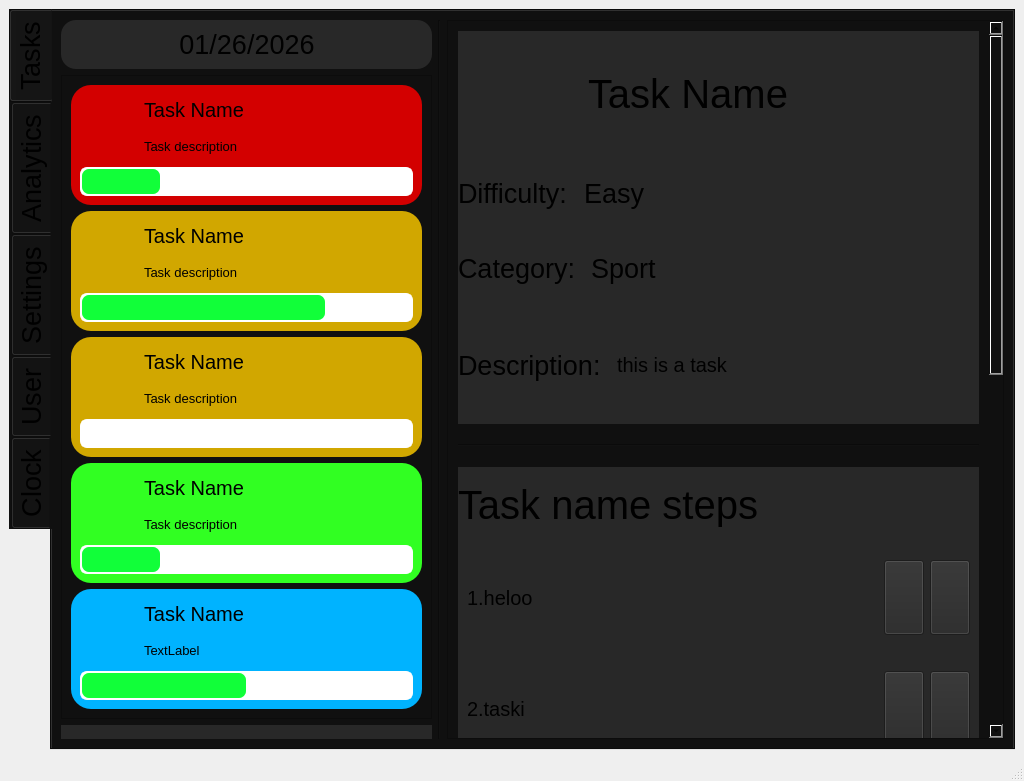
The window that main_v19.ui (YotaBitOn/To-Plan) describes before a commit, drawn with Qt 5.
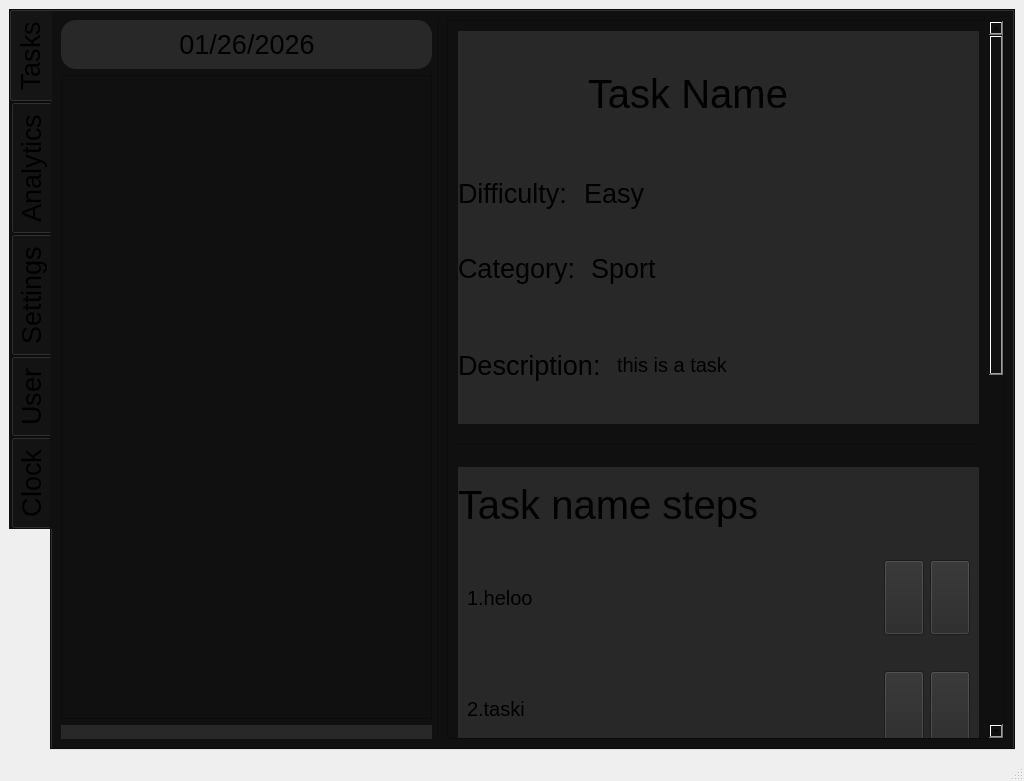
The same window after the commit. The open tabs and pages were chosen to show the change. Icons and pictures are not drawn.

Commit message: added more functional to buttons,switch widget.named widgets, partially fixed label placement and stretch bug

```diff
--- a/main_v19.ui
+++ b/main_v19.ui
@@ -183,712 +183,6 @@
               </rect>
              </property>
              <layout class="QVBoxLayout" name="verticalLayout">
-              <item>
-               <widget class="QWidget" name="widget" native="true">
-                <property name="styleSheet">
-                 <string notr="true">background-color: rgb(211, 0, 0);
-border-radius: 20px;</string>
-                </property>
-                <layout class="QVBoxLayout" name="verticalLayout_20">
-                 <item>
-                  <layout class="QHBoxLayout" name="task_info_8" stretch="1,4,0">
-                   <item>
-                    <widget class="QToolButton" name="toolButton_2">
-                     <property name="enabled">
-                      <bool>false</bool>
-                     </property>
-                     <property name="sizePolicy">
-                      <sizepolicy hsizetype="Preferred" vsizetype="Preferred">
-                       <horstretch>0</horstretch>
-                       <verstretch>0</verstretch>
-                      </sizepolicy>
-                     </property>
-                     <property name="focusPolicy">
-                      <enum>Qt::FocusPolicy::NoFocus</enum>
-                     </property>
-                     <property name="text">
-                      <string/>
-                     </property>
-                     <property name="icon">
-                      <iconset>
-                       <normaloff>icons_white/utensils-crossed.svg</normaloff>icons_white/utensils-crossed.svg</iconset>
-                     </property>
-                     <property name="iconSize">
-                      <size>
-                       <width>40</width>
-                       <height>40</height>
-                      </size>
-                     </property>
-                     <property name="checkable">
-                      <bool>false</bool>
-                     </property>
-                     <property name="autoRaise">
-                      <bool>true</bool>
-                     </property>
-                    </widget>
-                   </item>
-                   <item>
-                    <layout class="QVBoxLayout" name="task_name_description_8">
-                     <item>
-                      <widget class="QLabel" name="task_name_8">
-                       <property name="font">
-                        <font>
-                         <pointsize>15</pointsize>
-                        </font>
-                       </property>
-                       <property name="text">
-                        <string>Task Name</string>
-                       </property>
-                      </widget>
-                     </item>
-                     <item>
-                      <widget class="QLabel" name="task_description_8">
-                       <property name="font">
-                        <font>
-                         <pointsize>10</pointsize>
-                        </font>
-                       </property>
-                       <property name="text">
-                        <string>Task description</string>
-                       </property>
-                      </widget>
-                     </item>
-                    </layout>
-                   </item>
-                   <item>
-                    <widget class="QPushButton" name="task_check_4">
-                     <property name="sizePolicy">
-                      <sizepolicy hsizetype="Preferred" vsizetype="Preferred">
-                       <horstretch>0</horstretch>
-                       <verstretch>0</verstretch>
-                      </sizepolicy>
-                     </property>
-                     <property name="styleSheet">
-                      <string notr="true">QPushButton {
-    background-color: transparent;
-    border: none;
-    padding: 0px;
-}
-
-QPushButton:pressed {
-    background-color: transparent;
-}
-
-QPushButton:checked {
-    background-color: transparent;
-}
-
-
-
-</string>
-                     </property>
-                     <property name="text">
-                      <string/>
-                     </property>
-                     <property name="icon">
-                      <iconset>
-                       <normaloff>icons_white/circle.svg</normaloff>icons_white/circle.svg</iconset>
-                     </property>
-                     <property name="iconSize">
-                      <size>
-                       <width>40</width>
-                       <height>40</height>
-                      </size>
-                     </property>
-                     <property name="checkable">
-                      <bool>true</bool>
-                     </property>
-                     <property name="checked">
-                      <bool>true</bool>
-                     </property>
-                     <property name="flat">
-                      <bool>true</bool>
-                     </property>
-                    </widget>
-                   </item>
-                  </layout>
-                 </item>
-                 <item>
-                  <widget class="QProgressBar" name="task_progress_4">
-                   <property name="styleSheet">
-                    <string notr="true">
-QProgressBar {
-    border: 2px solid white;
-    border-radius: 7px;
-    background-color: white;
-    height: 25px;
-    padding: 0;
-}
-
-QProgressBar::chunk {
-    background-color: rgb(17, 255, 57);
-    border-radius: 7px;
-}
-</string>
-                   </property>
-                   <property name="value">
-                    <number>24</number>
-                   </property>
-                   <property name="textVisible">
-                    <bool>false</bool>
-                   </property>
-                  </widget>
-                 </item>
-                </layout>
-               </widget>
-              </item>
-              <item>
-               <widget class="QWidget" name="widget_2" native="true">
-                <property name="styleSheet">
-                 <string notr="true">background-color: rgb(209, 167, 0);
-border-radius: 20px;</string>
-                </property>
-                <layout class="QVBoxLayout" name="verticalLayout_9">
-                 <item>
-                  <layout class="QHBoxLayout" name="task_info_7" stretch="1,4,0">
-                   <item>
-                    <widget class="QToolButton" name="toolButton_3">
-                     <property name="enabled">
-                      <bool>false</bool>
-                     </property>
-                     <property name="sizePolicy">
-                      <sizepolicy hsizetype="Preferred" vsizetype="Preferred">
-                       <horstretch>0</horstretch>
-                       <verstretch>0</verstretch>
-                      </sizepolicy>
-                     </property>
-                     <property name="focusPolicy">
-                      <enum>Qt::FocusPolicy::NoFocus</enum>
-                     </property>
-                     <property name="text">
-                      <string/>
-                     </property>
-                     <property name="icon">
-                      <iconset>
-                       <normaloff>icons_white/utensils-crossed.svg</normaloff>icons_white/utensils-crossed.svg</iconset>
-                     </property>
-                     <property name="iconSize">
-                      <size>
-                       <width>40</width>
-                       <height>40</height>
-                      </size>
-                     </property>
-                     <property name="checkable">
-                      <bool>false</bool>
-                     </property>
-                     <property name="autoRaise">
-                      <bool>true</bool>
-                     </property>
-                    </widget>
-                   </item>
-                   <item>
-                    <layout class="QVBoxLayout" name="task_name_description_7">
-                     <item>
-                      <widget class="QLabel" name="task_name_7">
-                       <property name="font">
-                        <font>
-                         <pointsize>15</pointsize>
-                        </font>
-                       </property>
-                       <property name="text">
-                        <string>Task Name</string>
-                       </property>
-                      </widget>
-                     </item>
-                     <item>
-                      <widget class="QLabel" name="task_description_7">
-                       <property name="font">
-                        <font>
-                         <pointsize>10</pointsize>
-                        </font>
-                       </property>
-                       <property name="text">
-                        <string>Task description</string>
-                       </property>
-                      </widget>
-                     </item>
-                    </layout>
-                   </item>
-                   <item>
-                    <widget class="QPushButton" name="task_check_3">
-                     <property name="sizePolicy">
-                      <sizepolicy hsizetype="Preferred" vsizetype="Preferred">
-                       <horstretch>0</horstretch>
-                       <verstretch>0</verstretch>
-                      </sizepolicy>
-                     </property>
-                     <property name="styleSheet">
-                      <string notr="true">QPushButton {
-    background-color: transparent;
-    border: none;
-    padding: 0px;
-}
-
-QPushButton:pressed {
-    background-color: transparent;
-}
-
-QPushButton:checked {
-    background-color: transparent;
-}
-
-
-
-</string>
-                     </property>
-                     <property name="text">
-                      <string/>
-                     </property>
-                     <property name="icon">
-                      <iconset>
-                       <normaloff>icons_white/circle.svg</normaloff>icons_white/circle.svg</iconset>
-                     </property>
-                     <property name="iconSize">
-                      <size>
-                       <width>40</width>
-                       <height>40</height>
-                      </size>
-                     </property>
-                     <property name="checkable">
-                      <bool>true</bool>
-                     </property>
-                     <property name="flat">
-                      <bool>true</bool>
-                     </property>
-                    </widget>
-                   </item>
-                  </layout>
-                 </item>
-                 <item>
-                  <widget class="QProgressBar" name="task_progress_3">
-                   <property name="styleSheet">
-                    <string notr="true">
-QProgressBar {
-    border: 2px solid white;
-    border-radius: 7px;
-    background-color: white;
-    height: 25px;
-    padding: 0;
-}
-
-QProgressBar::chunk {
-    background-color: rgb(17, 255, 57);
-    border-radius: 7px;
-}
-</string>
-                   </property>
-                   <property name="value">
-                    <number>74</number>
-                   </property>
-                   <property name="textVisible">
-                    <bool>false</bool>
-                   </property>
-                  </widget>
-                 </item>
-                </layout>
-               </widget>
-              </item>
-              <item>
-               <widget class="QWidget" name="widget_3" native="true">
-                <property name="styleSheet">
-                 <string notr="true">background-color: rgb(209, 167, 0);
-border-radius: 20px;</string>
-                </property>
-                <layout class="QVBoxLayout" name="verticalLayout_12">
-                 <item>
-                  <layout class="QHBoxLayout" name="task_info_6" stretch="1,4,0">
-                   <item>
-                    <widget class="QToolButton" name="toolButton_4">
-                     <property name="enabled">
-                      <bool>false</bool>
-                     </property>
-                     <property name="sizePolicy">
-                      <sizepolicy hsizetype="Preferred" vsizetype="Preferred">
-                       <horstretch>0</horstretch>
-                       <verstretch>0</verstretch>
-                      </sizepolicy>
-                     </property>
-                     <property name="focusPolicy">
-                      <enum>Qt::FocusPolicy::NoFocus</enum>
-                     </property>
-                     <property name="text">
-                      <string/>
-                     </property>
-                     <property name="icon">
-                      <iconset>
-                       <normaloff>icons_white/utensils-crossed.svg</normaloff>icons_white/utensils-crossed.svg</iconset>
-                     </property>
-                     <property name="iconSize">
-                      <size>
-                       <width>40</width>
-                       <height>40</height>
-                      </size>
-                     </property>
-                     <property name="checkable">
-                      <bool>false</bool>
-                     </property>
-                     <property name="autoRaise">
-                      <bool>true</bool>
-                     </property>
-                    </widget>
-                   </item>
-                   <item>
-                    <layout class="QVBoxLayout" name="task_name_description_6">
-                     <item>
-                      <widget class="QLabel" name="task_name_6">
-                       <property name="font">
-                        <font>
-                         <pointsize>15</pointsize>
-                        </font>
-                       </property>
-                       <property name="text">
-                        <string>Task Name</string>
-                       </property>
-                      </widget>
-                     </item>
-                     <item>
-                      <widget class="QLabel" name="task_description_6">
-                       <property name="font">
-                        <font>
-                         <pointsize>10</pointsize>
-                        </font>
-                       </property>
-                       <property name="text">
-                        <string>Task description</string>
-                       </property>
-                      </widget>
-                     </item>
-                    </layout>
-                   </item>
-                   <item>
-                    <widget class="QPushButton" name="task_check_2">
-                     <property name="sizePolicy">
-                      <sizepolicy hsizetype="Preferred" vsizetype="Preferred">
-                       <horstretch>0</horstretch>
-                       <verstretch>0</verstretch>
-                      </sizepolicy>
-                     </property>
-                     <property name="styleSheet">
-                      <string notr="true">background-color: rgba(255, 255, 255, 0);
-border-color: rgba(255, 255, 255, 0);
-gridline-color: rgba(255, 255, 255, 0);</string>
-                     </property>
-                     <property name="text">
-                      <string/>
-                     </property>
-                     <property name="icon">
-                      <iconset>
-                       <normaloff>icons_white/circle.svg</normaloff>icons_white/circle.svg</iconset>
-                     </property>
-                     <property name="iconSize">
-                      <size>
-                       <width>40</width>
-                       <height>40</height>
-                      </size>
-                     </property>
-                     <property name="checkable">
-                      <bool>true</bool>
-                     </property>
-                     <property name="flat">
-                      <bool>true</bool>
-                     </property>
-                    </widget>
-                   </item>
-                  </layout>
-                 </item>
-                 <item>
-                  <widget class="QProgressBar" name="task_progress_2">
-                   <property name="styleSheet">
-                    <string notr="true">
-QProgressBar {
-    border: 2px solid white;
-    border-radius: 7px;
-    background-color: white;
-    height: 25px;
-    padding: 0;
-}
-
-QProgressBar::chunk {
-    background-color: rgb(17, 255, 57);
-    border-radius: 7px;
-}
-</string>
-                   </property>
-                   <property name="value">
-                    <number>0</number>
-                   </property>
-                   <property name="textVisible">
-                    <bool>false</bool>
-                   </property>
-                  </widget>
-                 </item>
-                </layout>
-               </widget>
-              </item>
-              <item>
-               <widget class="QWidget" name="widget_8" native="true">
-                <property name="styleSheet">
-                 <string notr="true">
-background-color: rgb(49, 255, 34);
-border-radius: 20px;</string>
-                </property>
-                <layout class="QVBoxLayout" name="verticalLayout_10">
-                 <item>
-                  <layout class="QHBoxLayout" name="task_info" stretch="1,4,0">
-                   <item>
-                    <widget class="QToolButton" name="toolButton">
-                     <property name="enabled">
-                      <bool>false</bool>
-                     </property>
-                     <property name="sizePolicy">
-                      <sizepolicy hsizetype="Preferred" vsizetype="Preferred">
-                       <horstretch>0</horstretch>
-                       <verstretch>0</verstretch>
-                      </sizepolicy>
-                     </property>
-                     <property name="focusPolicy">
-                      <enum>Qt::FocusPolicy::NoFocus</enum>
-                     </property>
-                     <property name="text">
-                      <string/>
-                     </property>
-                     <property name="icon">
-                      <iconset>
-                       <normaloff>icons_white/hand-coins.svg</normaloff>icons_white/hand-coins.svg</iconset>
-                     </property>
-                     <property name="iconSize">
-                      <size>
-                       <width>40</width>
-                       <height>40</height>
-                      </size>
-                     </property>
-                     <property name="autoRaise">
-                      <bool>true</bool>
-                     </property>
-                    </widget>
-                   </item>
-                   <item>
-                    <layout class="QVBoxLayout" name="task_name_description">
-                     <item>
-                      <widget class="QLabel" name="task_name">
-                       <property name="font">
-                        <font>
-                         <pointsize>15</pointsize>
-                        </font>
-                       </property>
-                       <property name="text">
-                        <string>Task Name</string>
-                       </property>
-                      </widget>
-                     </item>
-                     <item>
-                      <widget class="QLabel" name="task_description">
-                       <property name="font">
-                        <font>
-                         <pointsize>10</pointsize>
-                        </font>
-                       </property>
-                       <property name="text">
-                        <string>Task description</string>
-                       </property>
-                      </widget>
-                     </item>
-                    </layout>
-                   </item>
-                   <item>
-                    <widget class="QPushButton" name="task_check">
-                     <property name="sizePolicy">
-                      <sizepolicy hsizetype="Preferred" vsizetype="Preferred">
-                       <horstretch>0</horstretch>
-                       <verstretch>0</verstretch>
-                      </sizepolicy>
-                     </property>
-                     <property name="styleSheet">
-                      <string notr="true">background-color: rgba(255, 255, 255, 0);
-border-color: rgba(255, 255, 255, 0);
-gridline-color: rgba(255, 255, 255, 0);</string>
-                     </property>
-                     <property name="text">
-                      <string/>
-                     </property>
-                     <property name="icon">
-                      <iconset>
-                       <normaloff>icons_white/circle.svg</normaloff>icons_white/circle.svg</iconset>
-                     </property>
-                     <property name="iconSize">
-                      <size>
-                       <width>40</width>
-                       <height>40</height>
-                      </size>
-                     </property>
-                     <property name="checkable">
-                      <bool>true</bool>
-                     </property>
-                     <property name="flat">
-                      <bool>true</bool>
-                     </property>
-                    </widget>
-                   </item>
-                  </layout>
-                 </item>
-                 <item>
-                  <widget class="QProgressBar" name="task_progress">
-                   <property name="styleSheet">
-                    <string notr="true">
-QProgressBar {
-    border: 2px solid white;
-    border-radius: 7px;
-    background-color: white;
-    height: 25px;
-    padding: 0;
-}
-
-QProgressBar::chunk {
-    background-color: rgb(17, 255, 57);
-    border-radius: 7px;
-}
-</string>
-                   </property>
-                   <property name="value">
-                    <number>24</number>
-                   </property>
-                   <property name="textVisible">
-                    <bool>false</bool>
-                   </property>
-                  </widget>
-                 </item>
-                </layout>
-               </widget>
-              </item>
-              <item>
-               <widget class="QWidget" name="widget_9" native="true">
-                <property name="styleSheet">
-                 <string notr="true">background-color: rgb(0, 179, 255);
-border-radius: 20px;</string>
-                </property>
-                <layout class="QVBoxLayout" name="verticalLayout_11">
-                 <item>
-                  <layout class="QHBoxLayout" name="task_info_9" stretch="1,4,0">
-                   <item>
-                    <widget class="QToolButton" name="toolButton_5">
-                     <property name="enabled">
-                      <bool>false</bool>
-                     </property>
-                     <property name="sizePolicy">
-                      <sizepolicy hsizetype="Preferred" vsizetype="Preferred">
-                       <horstretch>0</horstretch>
-                       <verstretch>0</verstretch>
-                      </sizepolicy>
-                     </property>
-                     <property name="focusPolicy">
-                      <enum>Qt::FocusPolicy::NoFocus</enum>
-                     </property>
-                     <property name="text">
-                      <string/>
-                     </property>
-                     <property name="icon">
-                      <iconset>
-                       <normaloff>icons_white/utensils-crossed.svg</normaloff>icons_white/utensils-crossed.svg</iconset>
-                     </property>
-                     <property name="iconSize">
-                      <size>
-                       <width>40</width>
-                       <height>40</height>
-                      </size>
-                     </property>
-                     <property name="checkable">
-                      <bool>false</bool>
-                     </property>
-                     <property name="autoRaise">
-                      <bool>true</bool>
-                     </property>
-                    </widget>
-                   </item>
-                   <item>
-                    <layout class="QVBoxLayout" name="task_name_description_9">
-                     <item>
-                      <widget class="QLabel" name="task_name_9">
-                       <property name="font">
-                        <font>
-                         <pointsize>15</pointsize>
-                        </font>
-                       </property>
-                       <property name="text">
-                        <string>Task Name</string>
-                       </property>
-                      </widget>
-                     </item>
-                     <item>
-                      <widget class="QLabel" name="task_description_9">
-                       <property name="font">
-                        <font>
-                         <pointsize>10</pointsize>
-                        </font>
-                       </property>
-                       <property name="text">
-                        <string>TextLabel</string>
-                       </property>
-                      </widget>
-                     </item>
-                    </layout>
-                   </item>
-                   <item>
-                    <widget class="QPushButton" name="task_check_5">
-                     <property name="sizePolicy">
-                      <sizepolicy hsizetype="Preferred" vsizetype="Preferred">
-                       <horstretch>0</horstretch>
-                       <verstretch>0</verstretch>
-                      </sizepolicy>
-                     </property>
-                     <property name="text">
-                      <string/>
-                     </property>
-                     <property name="icon">
-                      <iconset>
-                       <normaloff>icons_white/circle.svg</normaloff>icons_white/circle.svg</iconset>
-                     </property>
-                     <property name="iconSize">
-                      <size>
-                       <width>40</width>
-                       <height>40</height>
-                      </size>
-                     </property>
-                     <property name="checkable">
-                      <bool>true</bool>
-                     </property>
-                    </widget>
-                   </item>
-                  </layout>
-                 </item>
-                 <item>
-                  <widget class="QProgressBar" name="task_progress_5">
-                   <property name="styleSheet">
-                    <string notr="true">
-QProgressBar {
-    border: 2px solid white;
-    border-radius: 7px;
-    background-color: white;
-    height: 25px;
-    padding: 0;
-}
-
-QProgressBar::chunk {
-    background-color: rgb(17, 255, 57);
-    border-radius: 7px;
-}
-</string>
-                   </property>
-                   <property name="value">
-                    <number>50</number>
-                   </property>
-                   <property name="textVisible">
-                    <bool>false</bool>
-                   </property>
-                  </widget>
-                 </item>
-                </layout>
-               </widget>
-              </item>
              </layout>
             </widget>
            </widget>
```
Left out of the diff: 318 changed lines with no effect on the pictures. The commit also changes 6 other files.
